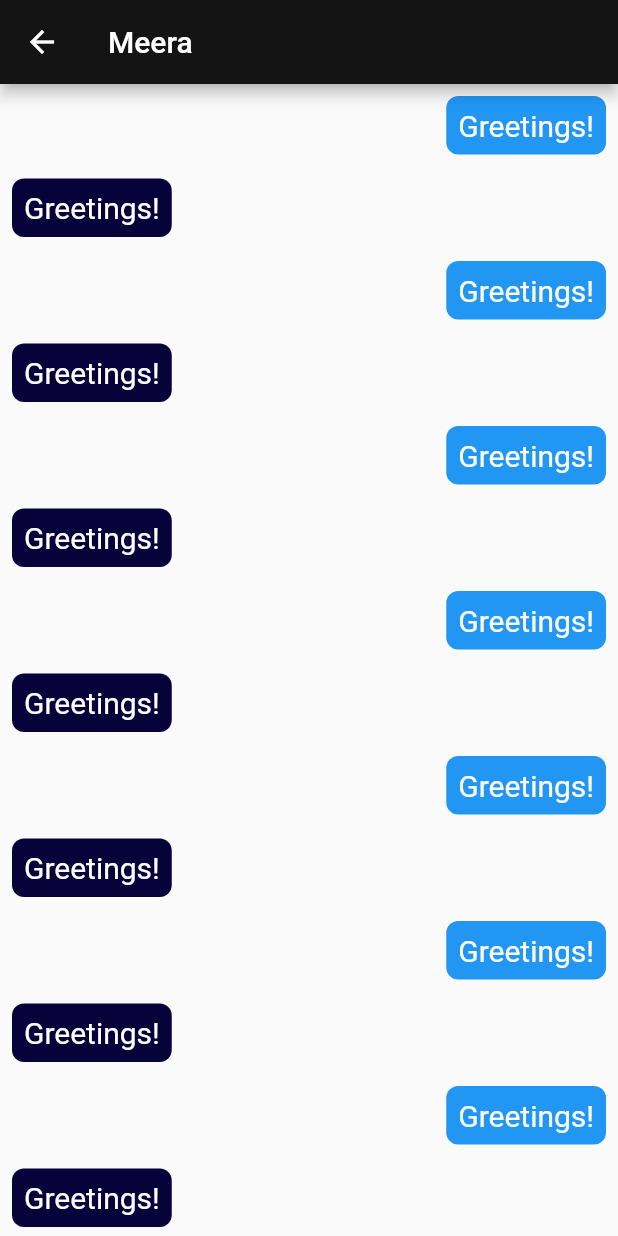
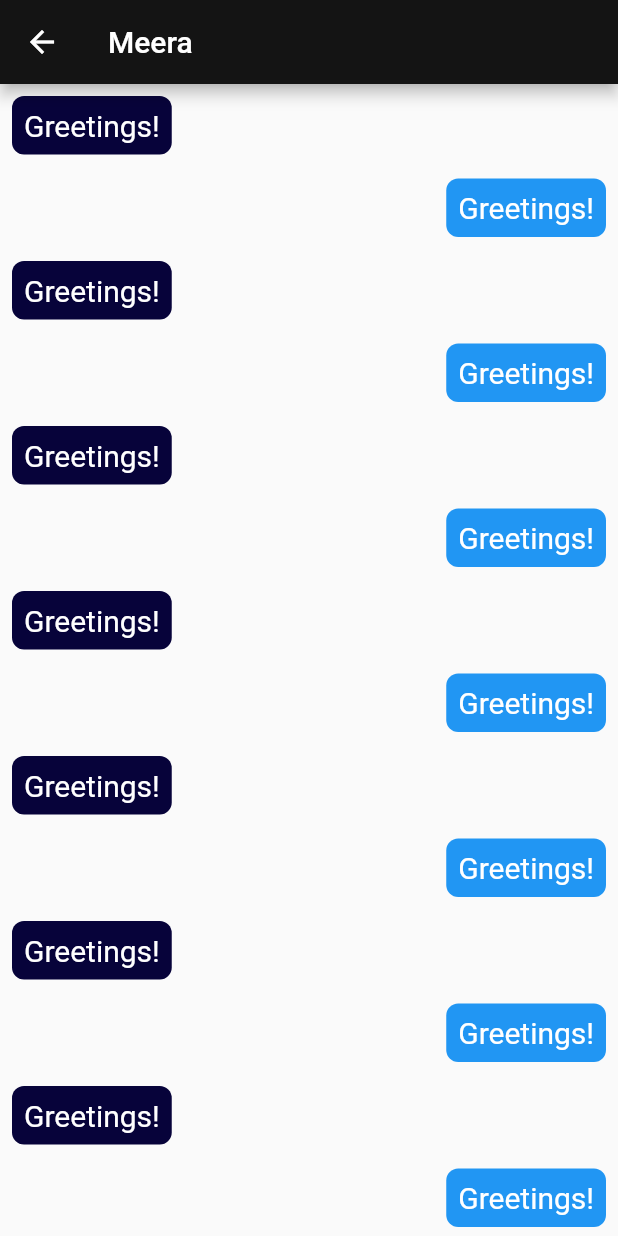
Before and after one commit to Jim-cchi/Group-7-Final-Project, a Flutter app: the screen it shows after launch, after a tap on "Meera", on a phone screen of 412 x 824 dp. Run offline on Flutter 3.47's test engine with Material 3 defaults, Android fonts, the phone set to English and light mode, and no system bars.

Commit message:
working chat bubble

```diff
--- a/lib/pages/personchat.dart
+++ b/lib/pages/personchat.dart
@@ -17,25 +17,16 @@ class MyPersonChat extends StatelessWidget {
         ),
         backgroundColor: const Color.fromARGB(255, 20, 20, 20),
       ),
-      body: ListView(
-          children: [
-            ChatBubble(message: MyNamesList.getRandomMessage(), alignment: Alignment.centerRight),
-            ChatBubble(message: MyNamesList.getRandomMessage(), alignment: Alignment.centerLeft),
-            ChatBubble(message: MyNamesList.getRandomMessage(), alignment: Alignment.centerRight),
-            ChatBubble(message: MyNamesList.getRandomMessage(), alignment: Alignment.centerLeft),
-            ChatBubble(message: MyNamesList.getRandomMessage(), alignment: Alignment.centerRight),
-            ChatBubble(message: MyNamesList.getRandomMessage(), alignment: Alignment.centerLeft),
-            ChatBubble(message: MyNamesList.getRandomMessage(), alignment: Alignment.centerRight),
-            ChatBubble(message: MyNamesList.getRandomMessage(), alignment: Alignment.centerLeft),
-            ChatBubble(message: MyNamesList.getRandomMessage(), alignment: Alignment.centerRight),
-            ChatBubble(message: MyNamesList.getRandomMessage(), alignment: Alignment.centerLeft),
-            ChatBubble(message: MyNamesList.getRandomMessage(), alignment: Alignment.centerRight),
-            ChatBubble(message: MyNamesList.getRandomMessage(), alignment: Alignment.centerLeft),
-            ChatBubble(message: MyNamesList.getRandomMessage(), alignment: Alignment.centerRight),
-            ChatBubble(message: MyNamesList.getRandomMessage(), alignment: Alignment.centerLeft),
-            ChatBubble(message: MyNamesList.getRandomMessage(), alignment: Alignment.centerRight),
-            ChatBubble(message: MyNamesList.getRandomMessage(), alignment: Alignment.centerLeft),
-          ],
+      body: ListView.builder(
+          itemCount: 20,
+          itemBuilder: (context, index) {
+            return ChatBubble(
+              message: MyNamesList.getRandomMessage(),
+              alignment: index % 2 == 0
+                  ? Alignment.centerLeft
+                  : Alignment.centerRight,
+            );
+          },
         ),
       );
   }
```
